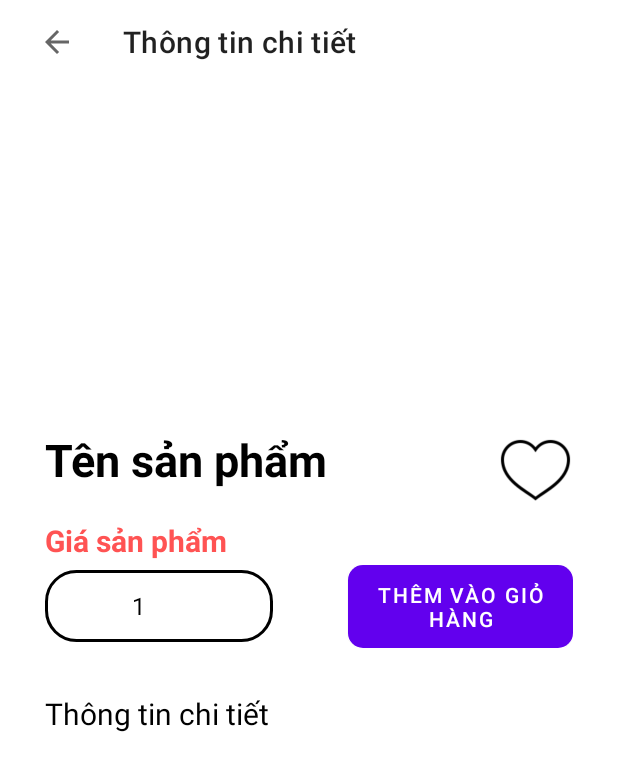
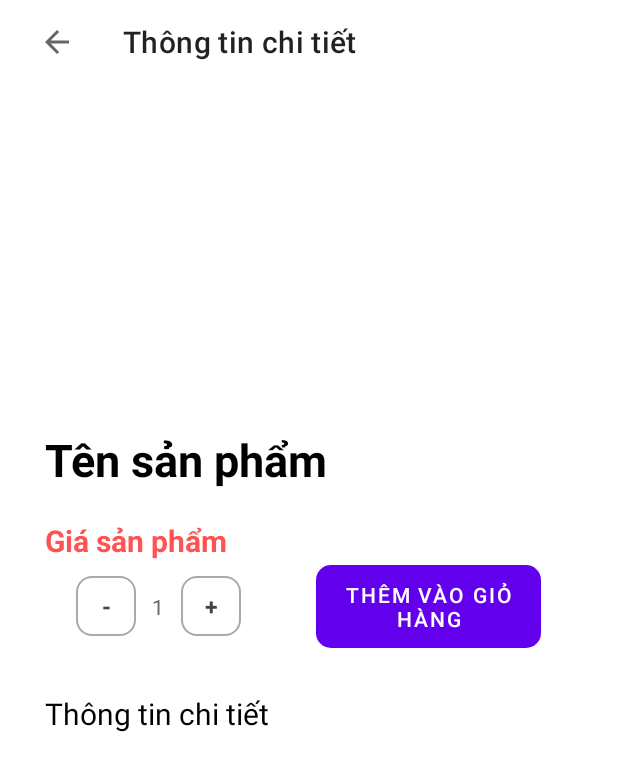
Before and after one commit to NguyenHzviper/Mobile-tiensi-Japan, an Android app: the ProductDetailActivity screen opened directly, with no data from a screen before it, on a phone screen of 412 x 824 dp. Shown: the top 771 px of the screen. Run offline under Robolectric (Android 15) with nearby library versions, the phone set to English and light mode, and no system bars; our stand-ins replace Firebase (no records; nobody signed in at launch, a user with empty details on screens opened directly), Picasso; pictures from the network do not load; 5 statements that could not run were skipped.

Commit message:
fix some bugs

```diff
--- a/app/src/main/AndroidManifest.xml
+++ b/app/src/main/AndroidManifest.xml
@@ -39,12 +39,6 @@
 
         <activity
             android:name=".screens.settings.ViewAccountInfo"
-            android:exported="false" />
-        <activity
-            android:name=".screens.forgot.NewPasswordActivity"
-            android:exported="false" />
-        <activity
-            android:name=".screens.forgot.VerifyResetPasswordActivity"
             android:exported="false" />
         <activity
             android:name=".screens.forgot.ForgotPasswordActivity"
--- a/app/src/main/java/com/nvn/mobilent/data/adapter/CartAdapter.java
+++ b/app/src/main/java/com/nvn/mobilent/data/adapter/CartAdapter.java
@@ -50,12 +50,14 @@ public class CartAdapter extends ArrayAdapter<ACart> {
         TextView btnMinus = convertView.findViewById(R.id.btnminus);
         TextView imgDelete = convertView.findViewById(R.id.imagedeletecart);
         TextView tvtotal = convertView.findViewById(R.id.total_tv);
+        TextView itemNum_tv = convertView.findViewById(R.id.itemNum_tv);
 
         DecimalFormat df = new DecimalFormat("###,###,###");
         priceCart.setText(df.format(cart.getPrice())+"");
         nameCart.setText(cart.getName());
 
-        tvtotal.setText(cart.getPrice() * cart.getQuantity() + "");
+        tvtotal.setText(df.format(cart.getPrice() * cart.getQuantity()) + "");
+        itemNum_tv.setText(cart.getQuantity().toString());
 
         Picasso.get().load(cart.getImage())
                 .placeholder(R.drawable.no_image)
--- a/app/src/main/java/com/nvn/mobilent/data/adapter/OrderItemAdapter.java
+++ b/app/src/main/java/com/nvn/mobilent/data/adapter/OrderItemAdapter.java
@@ -15,6 +15,7 @@ import com.nvn.mobilent.R;
 import com.nvn.mobilent.data.model.order.ListOrderItem;
 import com.squareup.picasso.Picasso;
 
+import java.text.DecimalFormat;
 import java.util.ArrayList;
 
 
@@ -39,6 +40,7 @@ public class OrderItemAdapter extends ArrayAdapter<ListOrderItem> {
     @Override
     public View getView(int position, @Nullable View convertView, @NonNull ViewGroup parent) {
         convertView = LayoutInflater.from(context).inflate(resource, null);
+        DecimalFormat df = new DecimalFormat("###,###,###");
         TextView name = convertView.findViewById(R.id.nameorderdetail);
         TextView price = convertView.findViewById(R.id.priceorderdetail);
         TextView amount = convertView.findViewById(R.id.amountorderdetail);
@@ -46,9 +48,9 @@ public class OrderItemAdapter extends ArrayAdapter<ListOrderItem> {
         TextView money = convertView.findViewById(R.id.moneyorderdetail);
         ListOrderItem itemOrder = orderItemArrayList.get(position);
         name.setText(itemOrder.getName());
-        price.setText(itemOrder.getPrice() + "");
+        price.setText(df.format(itemOrder.getPrice()) + "");
         amount.setText(itemOrder.getQuantity() + "");
-        money.setText(itemOrder.getQuantity() * itemOrder.getPrice() + "");
+        money.setText(df.format(itemOrder.getQuantity() * itemOrder.getPrice()) + "");
         Picasso.get().load(itemOrder.getImage())
                 .placeholder(R.drawable.no_image)
                 .error(R.drawable.no_image1)
--- a/app/src/main/java/com/nvn/mobilent/screens/cart/CartActivity.java
+++ b/app/src/main/java/com/nvn/mobilent/screens/cart/CartActivity.java
@@ -56,8 +56,7 @@ public class CartActivity extends AppCompatActivity {
         // Create a new cart item in Firestore
         DocumentReference cartRef = db.collection("cart").document();
         String cartId = cartRef.getId();
-        System.out.println("//////////////");
-        System.out.println(cartId);
+
         cartRef.set(new Cart(cartId, prod_id, image, name, quantity, userid))
                 .addOnSuccessListener(aVoid -> {
                     AppUtils.showToast_Short(tv_TotalCart.getContext(), "Đã thêm sản phẩm vào giỏ hàng!");
--- a/app/src/main/java/com/nvn/mobilent/screens/category/ChartActivity.java
+++ b/app/src/main/java/com/nvn/mobilent/screens/category/ChartActivity.java
@@ -79,7 +79,7 @@ public class ChartActivity extends AppCompatActivity {
                                 Category category = categoryDoc.toObject(Category.class);
                                 assert category != null;
                                  // Set the ID of the category
-                                category.setId(String.valueOf(categoryDoc.getId()));
+                                category.setId(categoryDoc.getId());
                                 String categoryId = category.getId();
                                 System.out.println(categoryId);
                                 db.collection("products")
--- a/app/src/main/java/com/nvn/mobilent/screens/orders/OrderActivity.java
+++ b/app/src/main/java/com/nvn/mobilent/screens/orders/OrderActivity.java
@@ -100,7 +100,6 @@ public class OrderActivity extends AppCompatActivity {
 
     private void getOrderbyUserId() {
         user = DataLocalManager.getUser();
-        System.out.println("Check order history");
         db.collection("orders").whereEqualTo("userId", user.getId())
                 .get()
                 .addOnSuccessListener(queryDocumentSnapshots -> {
--- a/app/src/main/java/com/nvn/mobilent/screens/product/ProductDetailActivity.java
+++ b/app/src/main/java/com/nvn/mobilent/screens/product/ProductDetailActivity.java
@@ -3,10 +3,8 @@ package com.nvn.mobilent.screens.product;
 import android.os.Bundle;
 import android.util.Log;
 import android.view.View;
-import android.widget.ArrayAdapter;
 import android.widget.Button;
 import android.widget.ImageView;
-import android.widget.Spinner;
 import android.widget.TextView;
 
 import androidx.annotation.NonNull;
@@ -25,10 +23,8 @@ import com.nvn.mobilent.data.datalocal.DataLocalManager;
 import com.nvn.mobilent.data.model.cart.Cart;
 import com.nvn.mobilent.data.model.product.Product;
 import com.nvn.mobilent.data.model.user.User;
-
 import com.nvn.mobilent.utils.AppUtils;
 import com.squareup.picasso.Picasso;
-
 import java.text.DecimalFormat;
 import java.util.List;
 
@@ -39,10 +35,8 @@ public class ProductDetailActivity extends AppCompatActivity {
     Product product;
 
     private static User user;
-    ImageView image, heart;
-    boolean tmp = false;
-    TextView name, quantity, price, detail;
-    Spinner spinner;
+    ImageView image;
+    TextView name, quantity, price, detail, btnminus, btnplus;
     Button btn_addcart;
 
     @Override
@@ -52,9 +46,8 @@ public class ProductDetailActivity extends AppCompatActivity {
         user = DataLocalManager.getUser();
         setControl();
         actionToolBar();
-        setEventSpinner();
         loadInfo();
-        changeHeart();
+        setEvent();
         setEventButton();
     }
 
@@ -111,7 +104,7 @@ public class ProductDetailActivity extends AppCompatActivity {
             @Override
             public void onClick(View view) {
                 finish();
-                int amount = Integer.parseInt(spinner.getSelectedItem().toString());
+                int amount = Integer.parseInt(quantity.getText().toString());
 
                 FirebaseFirestore db = FirebaseFirestore.getInstance();
                 CollectionReference cartItemsRef = db.collection("cart");
@@ -166,37 +159,39 @@ public class ProductDetailActivity extends AppCompatActivity {
                 .into(image);
     }
 
-    private void changeHeart() {
-        heart.setOnClickListener(new View.OnClickListener() {
+    private void setEvent() {
+        btnplus.setOnClickListener(new View.OnClickListener() {
             @Override
             public void onClick(View view) {
-                if (!tmp) {
-                    heart.setImageResource(R.drawable.ic_heart1);
-                    tmp = true;
-                } else {
-                    heart.setImageResource(R.drawable.ic_heart2);
-                    tmp = false;
+                int slmoi = Integer.parseInt(quantity.getText().toString()) + 1;
+                if (slmoi <= 10 && slmoi >= 1) {
+                    quantity.setText(slmoi + "");
+
+                }
+            }
+        });
+        btnminus.setOnClickListener(new View.OnClickListener() {
+            @Override
+            public void onClick(View view) {
+                int slmoi = Integer.parseInt(quantity.getText().toString()) - 1;
+                if (slmoi <= 10 && slmoi >= 1) {
+                    quantity.setText(slmoi + "");
+
                 }
             }
         });
     }
 
-    private void setEventSpinner() {
-        Integer[] amount = new Integer[]{1, 2, 3, 4, 5, 6, 7, 8, 9, 10};
-        ArrayAdapter<Integer> arrayAdapter = new ArrayAdapter<>(this, androidx.appcompat.R.layout.support_simple_spinner_dropdown_item, amount);
-        spinner.setAdapter(arrayAdapter);
-    }
-
     private void setControl() {
         toolbar = findViewById(R.id.toolbar_productdetail);
         name = findViewById(R.id.tv_nameproductdetail);
-        /*quantity = findViewById(R.id.tv_quantity);*/
-        spinner = findViewById(R.id.spinner);
         price = findViewById(R.id.tv_priceproduct);
         detail = findViewById(R.id.tv_productdetail);
         image = findViewById(R.id.image_productdetail);
-        heart = findViewById(R.id.ic_heart);
         btn_addcart = findViewById(R.id.btn_addcart);
+        btnminus = findViewById(R.id.btnminus);
+        btnplus = findViewById(R.id.btnplus);
+        quantity = findViewById(R.id.product_quantity);
     }
 
     private void actionToolBar() {
--- a/app/src/main/res/layout/activity_cart.xml
+++ b/app/src/main/res/layout/activity_cart.xml
@@ -108,7 +108,7 @@
                         android:layout_height="wrap_content"
                         android:layout_weight="0.7"
                         android:gravity="end"
-                        android:text="$200.00"
+                        android:text="0"
                         android:textSize="14sp"
                         android:textStyle="bold" />
                 </LinearLayout>
@@ -170,7 +170,7 @@
                         android:layout_height="wrap_content"
                         android:layout_weight="0.7"
                         android:gravity="end"
-                        android:text="$209.00"
+                        android:text="0"
                         android:textColor="@color/black"
                         android:textSize="18sp"
                         android:textStyle="bold" />
--- a/app/src/main/res/layout/activity_product_detail.xml
+++ b/app/src/main/res/layout/activity_product_detail.xml
@@ -57,12 +57,12 @@
                 android:textSize="20sp" />-->
         </LinearLayout>
 
-        <ImageView
-            android:id="@+id/ic_heart"
-            android:layout_width="wrap_content"
-            android:layout_height="match_parent"
-            android:layout_weight="1"
-            android:src="@drawable/ic_heart2" />
+<!--        <ImageView-->
+<!--            android:id="@+id/ic_heart"-->
+<!--            android:layout_width="wrap_content"-->
+<!--            android:layout_height="match_parent"-->
+<!--            android:layout_weight="1"-->
+<!--            android:src="@drawable/ic_heart2" />-->
 
     </LinearLayout>
 
@@ -84,20 +84,18 @@
         android:gravity="center"
         android:orientation="horizontal"
         android:weightSum="1"
-
-
         android:layout_marginHorizontal="20dp">
 
-        <Spinner
-            android:id="@+id/spinner"
-            android:layout_width="100dp"
-            android:layout_height="wrap_content"
-            android:layout_weight="1"
-            android:background="@drawable/spinner"
-            android:gravity="center"
-            android:paddingLeft="50dp"
+<!--        <Spinner-->
+<!--            android:id="@+id/spinner"-->
+<!--            android:layout_width="100dp"-->
+<!--            android:layout_height="wrap_content"-->
+<!--            android:layout_weight="1"-->
+<!--            android:background="@drawable/spinner"-->
+<!--            android:gravity="center"-->
+<!--            android:paddingLeft="50dp"-->
             />
-        <!--<LinearLayout
+        <LinearLayout
             android:id="@+id/linearLayout6"
             android:layout_width="wrap_content"
             android:layout_height="wrap_content"
@@ -120,7 +118,7 @@
                 android:textStyle="bold" />
 
             <TextView
-                android:id="@+id/spinner"
+                android:id="@+id/product_quantity"
                 android:layout_width="30dp"
                 android:layout_height="30dp"
                 android:layout_weight="1"
@@ -139,7 +137,7 @@
                 android:textColor="#444"
                 android:textSize="15sp"
                 android:textStyle="bold" />
-        </LinearLayout>-->
+        </LinearLayout>
 
         <Button
             android:id="@+id/btn_addcart"
--- a/app/src/main/res/layout/line_order.xml
+++ b/app/src/main/res/layout/line_order.xml
@@ -103,13 +103,14 @@
             android:layout_height="wrap_content"
             android:layout_marginTop="8dp"
             android:paddingLeft="10dp"
-            android:text="6/14A Chánh Hưng, phường Cầu giờ, quận Cầu Giấy, TP. HCM"
+            android:text="6/14A Chánh Hưng "
             android:textSize="14sp"
             app:layout_constraintBottom_toBottomOf="@+id/tv_address_lb"
             app:layout_constraintEnd_toEndOf="@+id/tv_price_order"
+            app:layout_constraintHorizontal_bias="0.0"
             app:layout_constraintStart_toEndOf="@+id/tv_address_lb"
             app:layout_constraintTop_toTopOf="@+id/tv_address_lb"
-            app:layout_constraintVertical_bias="0.437" />
+            app:layout_constraintVertical_bias="1.0" />
 
         <View
             android:id="@+id/seperate_history_order"
```
Also changed, not shown: app/src/main/java/com/nvn/mobilent/data/adapter/OrderAdapter.java (+18 -1 lines), app/src/main/java/com/nvn/mobilent/screens/forgot/ForgotPasswordActivity.java (+1 -9 lines), app/src/main/java/com/nvn/mobilent/screens/forgot/NewPasswordActivity.java (deleted, +0 -107 lines), app/src/main/java/com/nvn/mobilent/screens/forgot/PhoneFragment.java (deleted, +0 -214 lines), app/src/main/java/com/nvn/mobilent/screens/forgot/VerifyResetPasswordActivity.java (deleted, +0 -145 lines), app/src/main/java/com/nvn/mobilent/screens/orders/OrderDetailActivity.java (+5 -6 lines), app/src/main/res/layout/activity_forgot_password.xml (+2 -8 lines), app/src/main/res/layout/line_cart_item.xml (+8 -1 lines).
